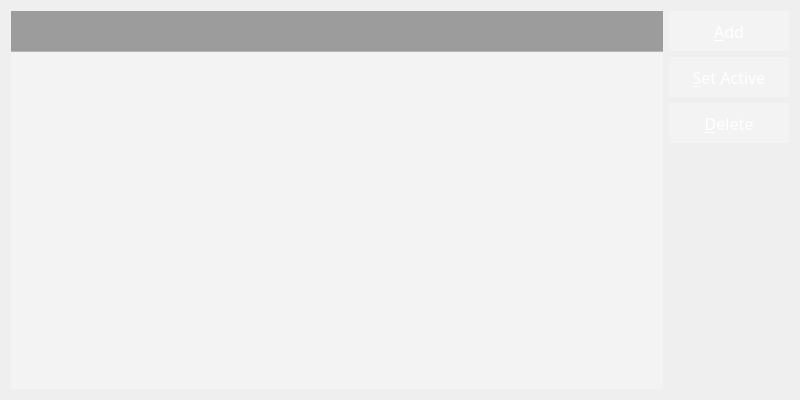
Above: Kaminec/UI/kamineclauncher_tabs/accounttab.ui from kaniol-lck/Kaminec before the change. Below: the same form after it.
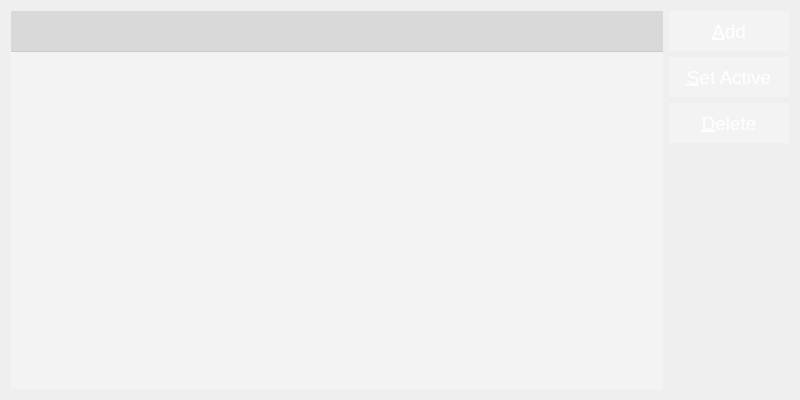
That is the form after the change.

Patch:
```diff
--- a/Kaminec/UI/kamineclauncher_tabs/accounttab.ui
+++ b/Kaminec/UI/kamineclauncher_tabs/accounttab.ui
@@ -24,12 +24,12 @@
      </property>
      <property name="font">
       <font>
-       <pointsize>9</pointsize>
+       <pointsize>11</pointsize>
       </font>
      </property>
      <property name="styleSheet">
       <string notr="true">QTableView {
-    color: white;
+    color: rgb(255, 255, 255);
 	background-color: rgba(255, 255, 255, 63);
 	alternate-background-color: rgba(191, 191, 191, 63);
     selection-color: rgb(0, 0, 0);
@@ -38,19 +38,19 @@
 }
 
 QHeaderView {
-	color: black;
-	background-color: rgba(127, 127, 127, 191);
+	color: rgb(127, 127, 127);
+	background-color: rgba(191, 191, 191, 127);
     border: none;
 	min-height: 40px;
-	border-bottom: 1px solid rgba(191, 191, 191, 191);
+	border-bottom: 1px solid rgba(191, 191, 191, 127);
 }
 
 QHeaderView:section {
 	color: black;
-	background-color: rgba(127, 127, 127, 191);
+	background-color: rgba(191, 191, 191, 127);
     border: none;
 	min-height: 40px;
-	border-bottom: 1px solid rgba(191, 191, 191, 191);
+	border-bottom: 1px solid rgba(191, 191, 191, 127);
 }
 
 </string>
@@ -96,8 +96,7 @@
        </property>
        <property name="font">
         <font>
-         <family>Minecraft</family>
-         <pointsize>12</pointsize>
+         <pointsize>14</pointsize>
         </font>
        </property>
        <property name="styleSheet">
@@ -138,8 +137,7 @@
        </property>
        <property name="font">
         <font>
-         <family>Minecraft</family>
-         <pointsize>12</pointsize>
+         <pointsize>14</pointsize>
         </font>
        </property>
        <property name="styleSheet">
@@ -171,8 +169,7 @@
        </property>
        <property name="font">
         <font>
-         <family>Minecraft</family>
-         <pointsize>12</pointsize>
+         <pointsize>14</pointsize>
         </font>
        </property>
        <property name="styleSheet">
```
